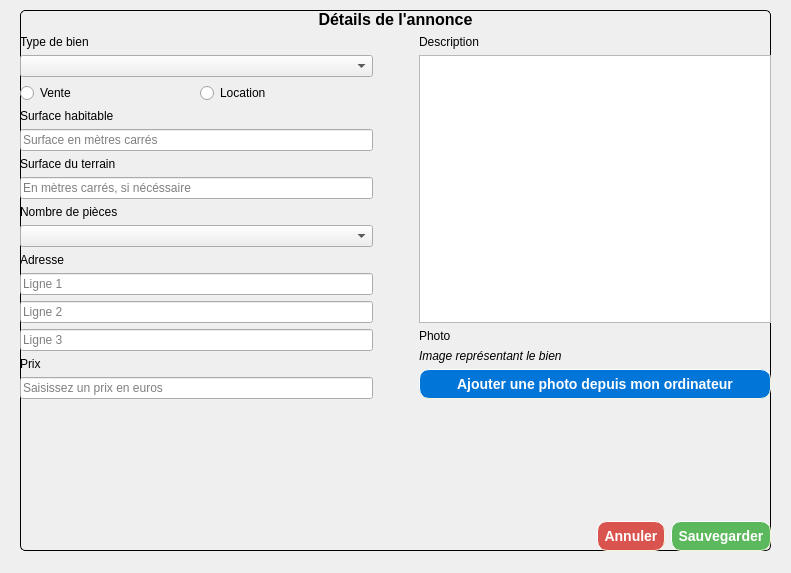
The window that annonce.ui (tonydd/IHMo) describes before a commit, drawn with Qt 5.
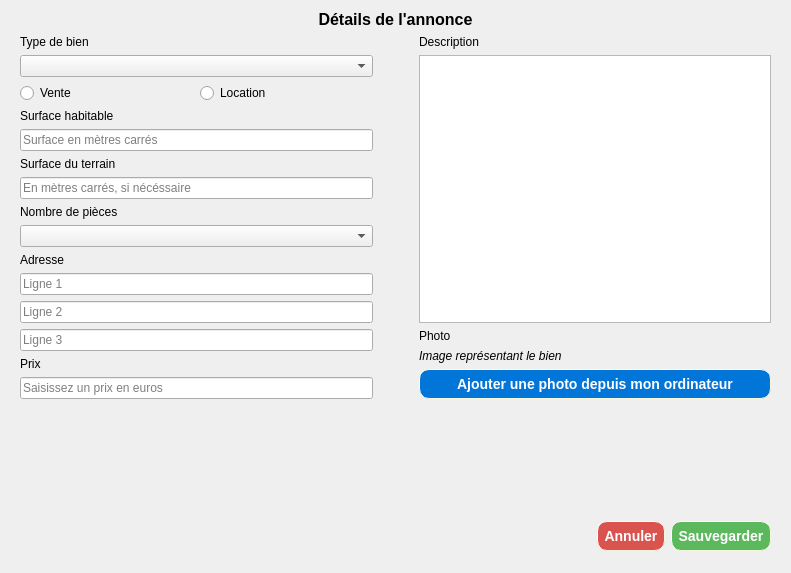
The same window after the commit. Icons and pictures are not drawn.

Commit message: Correction bug mineur GUI + background alpha

Patch:
```diff
--- a/annonce.ui
+++ b/annonce.ui
@@ -33,11 +33,9 @@
    </property>
    <property name="styleSheet">
     <string notr="true">#container {
-border: 1px solid black;
-border-radius: 5px;
-padding: 15px;
-}
-</string>
+	border-radius: 5px;
+	background-image: url('../Ressources/background_alpha.png');
+}</string>
    </property>
    <layout class="QVBoxLayout" name="verticalLayout">
     <item>
```
The commit also changes 2 other files.
